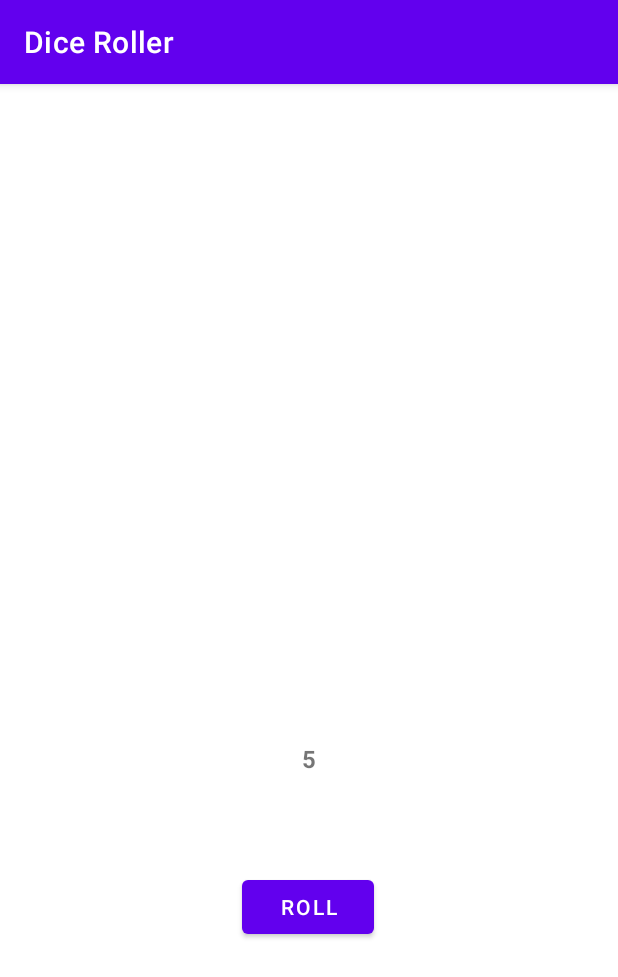
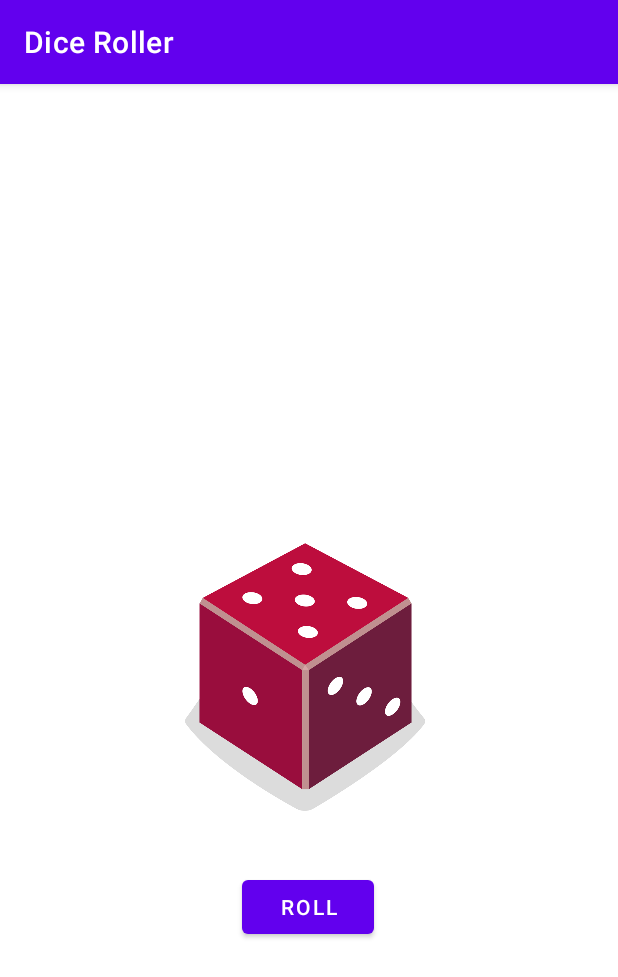
Before and after one commit to Resakoso/Dice_Roller, an Android app: the screen it shows after launch (MainActivity), after a tap on "ROLL", on a phone screen of 412 x 824 dp. Shown: the top 977 px of the screen. Run offline under Robolectric (Android 15) with nearby library versions, the phone set to English and light mode, and no system bars.

Commit message:
imagenes

```diff
--- a/app/src/main/java/dam/jesuitas/diceroller/MainActivity.kt
+++ b/app/src/main/java/dam/jesuitas/diceroller/MainActivity.kt
@@ -3,6 +3,7 @@ package dam.jesuitas.diceroller
 import androidx.appcompat.app.AppCompatActivity
 import android.os.Bundle
 import android.widget.Button
+import android.widget.ImageView
 import android.widget.TextView
 import android.widget.Toast
 
@@ -22,9 +23,25 @@ class MainActivity : AppCompatActivity() {
         val resultTextView: TextView = findViewById(R.id.textView)
         resultTextView.text = diceRoll.toString()
 
+        //Hay que referenciar la variable con el elemento del xml sobre el que va a trabajar.
+        val diceImage : ImageView = findViewById(R.id.imageView)
+
+
+        when(diceRoll){
+            1 -> diceImage.setImageResource(R.drawable.dice_1)
+            2 -> diceImage.setImageResource(R.drawable.dice_2)
+            3 -> diceImage.setImageResource(R.drawable.dice_3)
+            4 -> diceImage.setImageResource(R.drawable.dice_4)
+            5 -> diceImage.setImageResource(R.drawable.dice_5)
+            6 -> diceImage.setImageResource(R.drawable.dice_6)
+        }
+
         val toast = Toast.makeText(this, "Dice Rolled!", Toast.LENGTH_SHORT)
         toast.show()
     }
+
+
+
 
     override fun onCreate(savedInstanceState: Bundle?) {
         super.onCreate(savedInstanceState)
--- a/app/src/main/res/layout/activity_main.xml
+++ b/app/src/main/res/layout/activity_main.xml
@@ -34,8 +34,8 @@
 
     <ImageView
         android:id="@+id/imageView"
-        android:layout_width="82dp"
-        android:layout_height="87dp"
+        android:layout_width="160dp"
+        android:layout_height="200dp"
         app:layout_constraintBottom_toTopOf="@+id/button"
         app:layout_constraintEnd_toEndOf="parent"
         app:layout_constraintHorizontal_bias="0.489"
```
